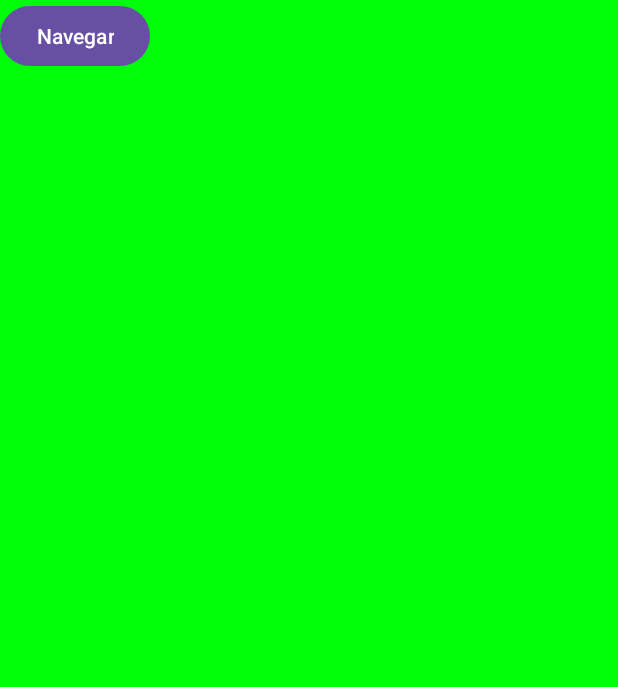
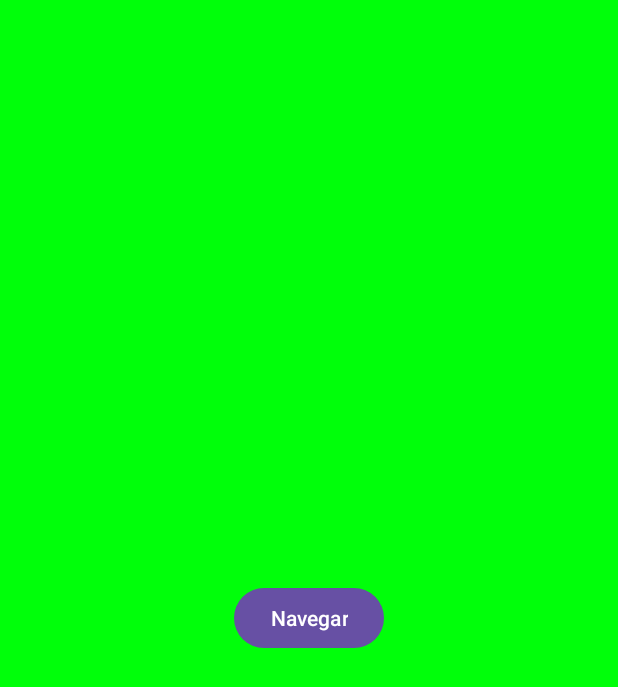
Before and after one commit to CristhianLozanoT/NavigationComponentExample, an Android app: the screen it shows after launch (MainActivity), on a phone screen of 412 x 824 dp. Shown: the top 687 px of the screen. Run offline under Robolectric (Android 15) with nearby library versions, the phone set to English and light mode, and no system bars.

Commit message:
Fin Navegación Básica

```diff
--- a/app/build.gradle.kts
+++ b/app/build.gradle.kts
@@ -1,6 +1,7 @@
 plugins {
     alias(libs.plugins.android.application)
     alias(libs.plugins.jetbrains.kotlin.android)
+    id("androidx.navigation.safeargs.kotlin")
 }
 
 android {
--- a/app/src/main/res/layout/fragment_first.xml
+++ b/app/src/main/res/layout/fragment_first.xml
@@ -6,6 +6,7 @@
     tools:context=".FirstFragment"
     android:background="@color/green">
     <Button
+        android:layout_gravity="center"
         android:id="@+id/btnNavigate"
         android:layout_width="wrap_content"
         android:layout_height="wrap_content"
--- a/app/src/main/res/navigation/main_graph.xml
+++ b/app/src/main/res/navigation/main_graph.xml
@@ -12,7 +12,9 @@
         tools:layout="@layout/fragment_first" >
         <action
             android:id="@+id/action_firstFragment_to_secondFragment"
-            app:destination="@id/secondFragment" />
+            app:destination="@id/secondFragment"
+            app:enterAnim="@anim/nav_default_pop_enter_anim"
+            app:exitAnim="@anim/nav_default_pop_exit_anim" />
     </fragment>
     <fragment
         android:id="@+id/secondFragment"
@@ -22,6 +24,10 @@
         <action
             android:id="@+id/action_secondFragment_to_thirdFragment2"
             app:destination="@id/thirdFragment" />
+        <argument
+            android:name="name"
+            app:argType="string"
+            android:defaultValue="Guest" />
     </fragment>
     <fragment
         android:id="@+id/thirdFragment"
--- a/build.gradle.kts
+++ b/build.gradle.kts
@@ -2,4 +2,5 @@
 plugins {
     alias(libs.plugins.android.application) apply false
     alias(libs.plugins.jetbrains.kotlin.android) apply false
+    id("androidx.navigation.safeargs.kotlin") version "2.7.1" apply false
 }
--- a/gradle/libs.versions.toml
+++ b/gradle/libs.versions.toml
@@ -20,6 +20,7 @@ material = { group = "com.google.android.material", name = "material", version.r
 androidx-activity = { group = "androidx.activity", name = "activity", version.ref = "activity" }
 androidx-constraintlayout = { group = "androidx.constraintlayout", name = "constraintlayout", version.ref = "constraintlayout" }
 
+
 [plugins]
 android-application = { id = "com.android.application", version.ref = "agp" }
 jetbrains-kotlin-android = { id = "org.jetbrains.kotlin.android", version.ref = "kotlin" }
```
